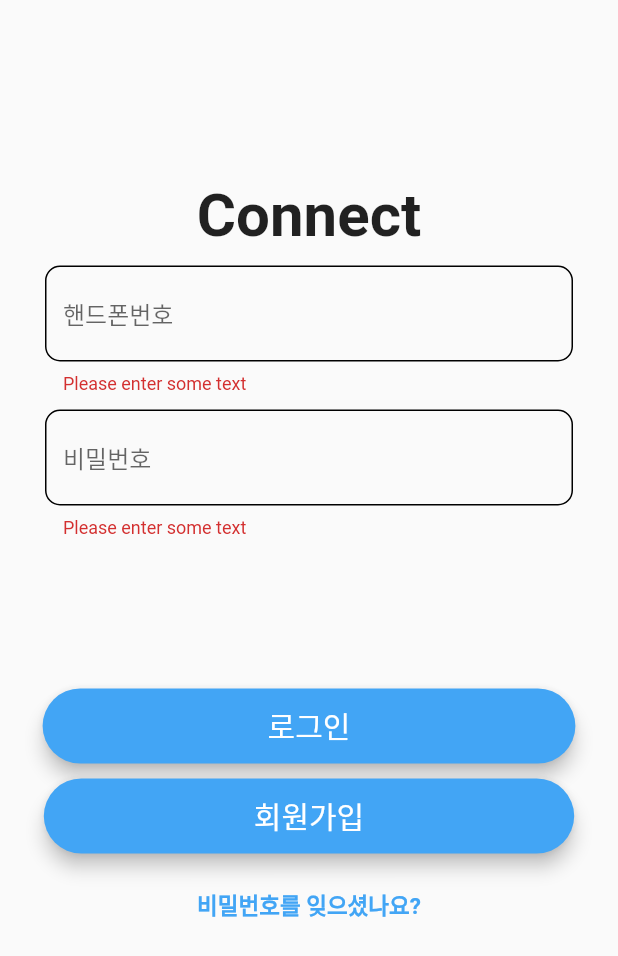
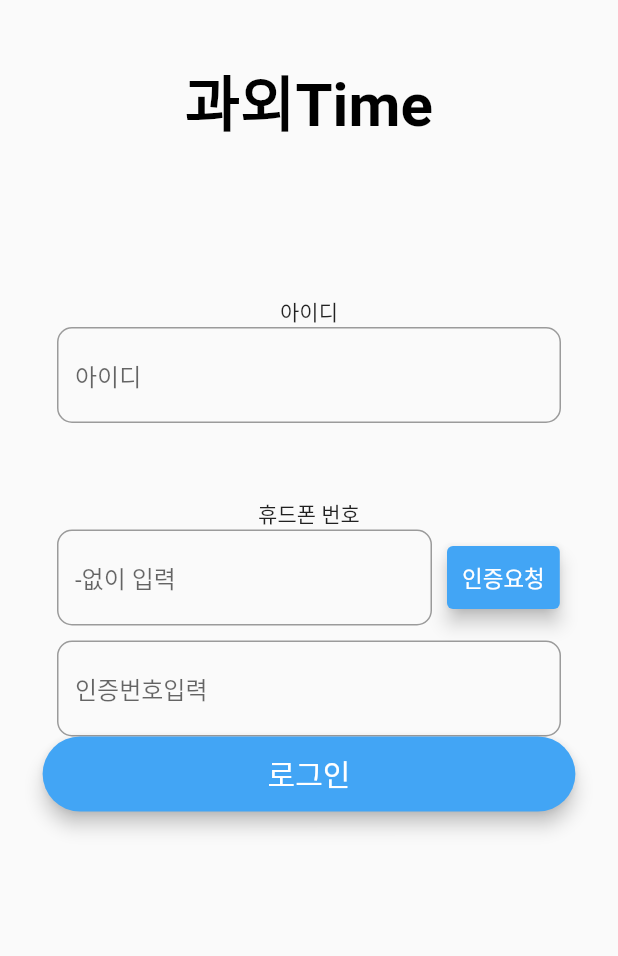
Before and after one commit to KIM-JUHYEON-79/connect, a Flutter app: the screen it shows after launch, after a tap on "로그인", after a tap on "비밀번호를 잊으셨나요?", on a phone screen of 412 x 824 dp. Shown: the top 956 px of the screen. Run offline on Flutter 3.47's test engine with Material 2 defaults, Android fonts, the phone set to English and light mode, and no system bars; our stand-ins replace flutter_screenutil.

Commit message:
feat : modify findpasswordPage

```diff
--- /dev/null
+++ b/lib/View/Pages/connect_findpassword.dart
@@ -0,0 +1,155 @@
+import 'package:connect/View/UI/login_customtextform.dart';
+import 'package:flutter/material.dart';
+
+class FindPasswordPage extends StatefulWidget {
+  const FindPasswordPage({super.key, required this.title});
+  final String title;
+
+  @override
+  State<FindPasswordPage> createState() => _FindPasswordPageState();
+}
+
+class _FindPasswordPageState extends State<FindPasswordPage>{
+  final GlobalKey<FormState> _formKey = GlobalKey<FormState>();
+  final TextEditingController _PhoneNumberController = TextEditingController();
+  final TextEditingController _IdContrller = TextEditingController();
+
+  Widget build(BuildContext context){
+    return Scaffold(
+      body: Container(
+        padding: EdgeInsets.all(8),
+        child: Column(
+            children: <Widget>[
+              Container(
+                key: _formKey,
+                child: Column(
+                  children: <Widget>[
+                    Expanded(
+                        child: SingleChildScrollView(
+                          child: Column(
+                            children: <Widget>[
+                              SizedBox(height: 30),
+                              Text(
+                                '과외Time', style: TextStyle(color: Colors.black, fontSize: 40, fontWeight: FontWeight.bold),
+                              ),
+                              SizedBox(height: 100),
+                              Text('아이디',textAlign: TextAlign.start),
+                              Container(
+                                margin: EdgeInsets.only(left: 30, right: 30),
+                                child: TextFormField(
+                                  controller: _IdContrller,
+                                  keyboardType: TextInputType.text,
+                                  decoration: InputDecoration(
+                                    border: OutlineInputBorder(
+                                      borderRadius: BorderRadius.circular(10),
+                                    ),
+                                    errorBorder: OutlineInputBorder(),
+                                    hintText: '아이디',
+                                  ),
+                                ),
+                              ),
+                              SizedBox(height: 50),
+                              Text('휴드폰 번호'),
+                              Row(
+                                children: [
+                                  Container(
+                                    //key: _formKey,
+                                    margin: EdgeInsets.only(left: 30),
+                                    child: TextFormField(
+                                      maxLength: 11,
+                                      controller: _PhoneNumberController,
+                                      keyboardType: TextInputType.number,
+                                      decoration: InputDecoration(
+                                        border: OutlineInputBorder(
+                                          borderRadius: BorderRadius.circular(10),
+                                        ),
+                                        errorBorder: OutlineInputBorder(),
+                                        hintText: '-없이 입력',
+                                        counterText:'',
+                                      ),
+                                      validator: (value) => value!.isEmpty
+                                          ? "휴대폰 번호를 입력해주세요"
+                                          : null,
+                                    ),
+                                    width: 250,
+                                  ),
+                                  SizedBox(width: 10),
+                                  Container(
+                                    margin: EdgeInsets.only(right: 30),
+                                    child: Expanded(
+                                      child: ElevatedButton(
+                                          style: ElevatedButton.styleFrom(
+                                            primary : Color(0xff42A5F5),
+                                            elevation: 5,
+                                            padding: EdgeInsets.all(10),
+                                          ),
+                                          onPressed: (){
+                                            Navigator.pushNamed(context, "");
+                                          },
+                                          child: Text("인증요청", style: TextStyle(color: Colors.white, fontSize: 15))
+                                      ),
+                                    ),
+                                  )
+                                ],
+                              ),
+                              SizedBox(height: 10),
+                              Container(
+                                margin: EdgeInsets.only(left: 30, right: 30),
+                                child: TextFormField(
+                                  controller: _IdContrller,
+                                  keyboardType: TextInputType.number,
+                                  decoration: InputDecoration(
+                                    border: OutlineInputBorder(
+                                      borderRadius: BorderRadius.circular(10),
+                                    ),
+                                    errorBorder: OutlineInputBorder(),
+                                    hintText: '인증번호입력',
+                                  ),
+                                ),
+                              ),
+                        ],
+                      ),
+                        )
+                    ),
+                    SizedBox(
+                      width: double.infinity,
+                      height: 50,
+                      child: Container(
+                        child: Expanded(
+                          child: SingleChildScrollView(
+                            child: Column(
+                              children: [
+                                ElevatedButton(
+                                    style: ElevatedButton.styleFrom(
+                                      primary : Color(0xff42A5F5),
+                                      elevation: 5,
+                                      padding: EdgeInsets.only(bottom: 10, top: 10, left: 150,right: 150),
+                                      shape: RoundedRectangleBorder(
+                                        borderRadius: BorderRadius.circular(40),
+                                      ),
+                                    ),
+                                    onPressed: (){
+                                      Navigator.pushNamed(context, "/login");
+                                      print('로그인 페이지');
+                                    },
+                                    child: Text("로그인",
+                                        style:TextStyle(color: Colors.white, fontSize: 20)
+                                    )
+                                )
+                              ],
+                            ),
+                          ),
+                        ),
+                      ),
+                    )
+
+                  ],
+                ),
+              ),
+            ],
+          )
+
+      ),
+    );
+  }
+}
--- a/lib/View/Pages/connect_list.dart
+++ b/lib/View/Pages/connect_list.dart
@@ -10,7 +10,6 @@ class ListPage extends StatefulWidget {
 
   State<ListPage> createState() => _ListPageState();
 }
-// final TextEditingController myController = new TextEditingController();
 @override
 
 class _ListPageState extends State<ListPage>{
@@ -157,7 +156,6 @@ class _ListPageState extends State<ListPage>{
                                                 arguments: classes);}},
                                         child: Text('교실생성'),
                                       )
-
                                     ],
 
                                   );
--- a/lib/View/Pages/connect_login.dart
+++ b/lib/View/Pages/connect_login.dart
@@ -26,7 +26,10 @@ class LoginPage extends StatelessWidget{
                 SizedBox(height: 10),
                 SignupButton(),
                 SizedBox(height: 10),
-                TextButton(onPressed:(){ print('비밀번호찾기페이지');},
+                TextButton(onPressed:(){
+                  Navigator.pushNamed(context, "/findpassword");
+                  print('비밀번호찾기페이지');
+                  },
                     child: Text(
                         '비밀번호를 잊으셨나요?',
                         style: TextStyle(fontSize: 15, fontWeight: FontWeight.bold,
--- a/lib/View/Pages/connect_welcome.dart
+++ b/lib/View/Pages/connect_welcome.dart
@@ -26,7 +26,6 @@ class WelcomePage extends StatefulWidget {
     final TextEditingController _PayController = TextEditingController();
 
     Widget build(BuildContext context){
-
     return Scaffold(
       appBar: AppBar(
         title: Text('과외time'),
@@ -165,7 +164,7 @@ class WelcomePage extends StatefulWidget {
 
                                    );
                                  });
-                               },
+                                 },
                                  style: ElevatedButton.styleFrom(
                                    primary : Color(0xff42A5F5),
                                    elevation: 5,
--- a/lib/View/UI/login_customform.dart
+++ b/lib/View/UI/login_customform.dart
@@ -50,7 +50,6 @@ class CustomForm extends StatelessWidget {
               ),
             ),
           ),
-
         ],
       ),
     );
--- a/lib/main.dart
+++ b/lib/main.dart
@@ -6,6 +6,8 @@ import 'package:connect/View/Pages/connect_welcome.dart';
 import 'package:connect/View/Pages/connect_signup.dart';
 import 'package:http/http.dart' as http;
 import 'package:flutter_screenutil/flutter_screenutil.dart';
+
+import 'View/Pages/connect_findpassword.dart';
 
 
 
@@ -27,6 +29,8 @@ class MyApp extends StatelessWidget {
         '/welcome' : (context) => WelcomePage(title: 'welcome'),
         '/list' : (context) => ListPage(title : 'list'),
         '/signup':(context) => SignUpPage(title:'sign up'),
+        '/findpassword' : (context) => FindPasswordPage(title: 'findpassword'),
+
 
       },
     );
```
Also changed, not shown: lib/View/Pages/connect_signup.dart (+31 -50 lines). Lines whose indentation alone changed are shown as unchanged.
